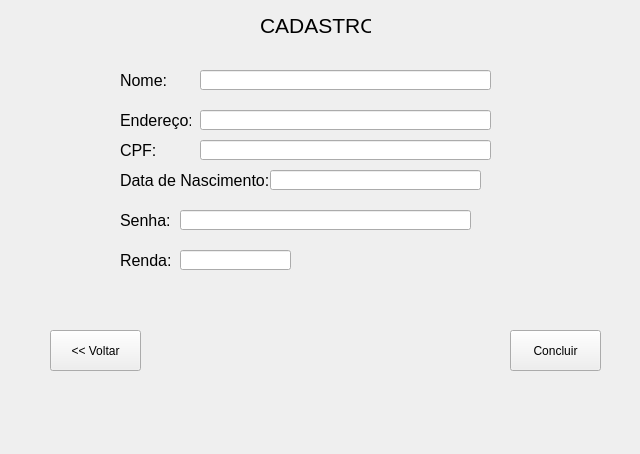
Before: the Qt Designer form Telas_Ui/Cadastro.ui in Silveryto/Banco-POOII, drawn with Qt 5.
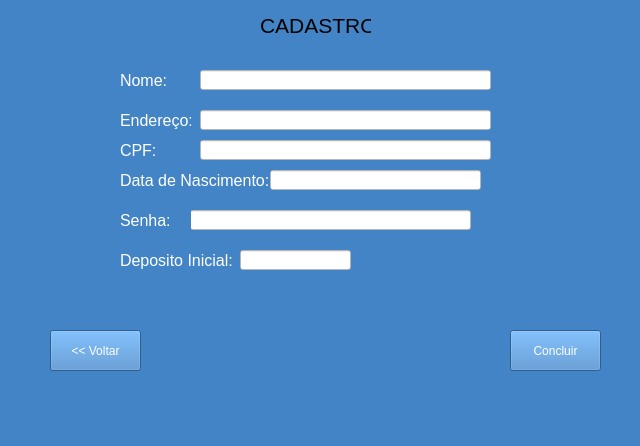
After: the same form once the commit is applied. Icons and pictures are not drawn.

The edit to the form file:
```diff
--- a/Telas_Ui/Cadastro.ui
+++ b/Telas_Ui/Cadastro.ui
@@ -7,12 +7,16 @@
     <x>0</x>
     <y>0</y>
     <width>640</width>
-    <height>454</height>
+    <height>446</height>
    </rect>
   </property>
   <property name="windowTitle">
    <string>Form</string>
   </property>
+  <property name="styleSheet">
+   <string notr="true">background-color: rgb(66, 132, 198)
+</string>
+  </property>
   <widget class="QLineEdit" name="lineEdit_2">
    <property name="geometry">
     <rect>
@@ -22,6 +26,9 @@
      <height>20</height>
     </rect>
    </property>
+   <property name="styleSheet">
+    <string notr="true">background-color: rgb(255, 255, 255)</string>
+   </property>
   </widget>
   <widget class="QLabel" name="label_2">
    <property name="geometry">
@@ -37,6 +44,9 @@
      <pointsize>12</pointsize>
     </font>
    </property>
+   <property name="styleSheet">
+    <string notr="true">color: rgb(255, 255, 255)</string>
+   </property>
    <property name="text">
     <string>Nome:</string>
    </property>
@@ -50,6 +60,9 @@
      <height>20</height>
     </rect>
    </property>
+   <property name="styleSheet">
+    <string notr="true">background-color: rgb(255, 255, 255)</string>
+   </property>
   </widget>
   <widget class="QLineEdit" name="lineEdit">
    <property name="geometry">
@@ -60,6 +73,9 @@
      <height>20</height>
     </rect>
    </property>
+   <property name="styleSheet">
+    <string notr="true">background-color: rgb(255, 255, 255)</string>
+   </property>
   </widget>
   <widget class="QPushButton" name="pushButton_2">
    <property name="geometry">
@@ -70,6 +86,9 @@
      <height>41</height>
     </rect>
    </property>
+   <property name="styleSheet">
+    <string notr="true">color: rgb(255, 255, 255)</string>
+   </property>
    <property name="text">
     <string>Concluir</string>
    </property>
@@ -106,6 +125,9 @@
      <pointsize>12</pointsize>
     </font>
    </property>
+   <property name="styleSheet">
+    <string notr="true">color: rgb(255, 255, 255)</string>
+   </property>
    <property name="text">
     <string>Endereço:</string>
    </property>
@@ -113,12 +135,15 @@
   <widget class="QLineEdit" name="lineEdit_5">
    <property name="geometry">
     <rect>
-     <x>180</x>
+     <x>190</x>
      <y>210</y>
-     <width>291</width>
+     <width>281</width>
      <height>20</height>
     </rect>
    </property>
+   <property name="styleSheet">
+    <string notr="true">background-color: rgb(255, 255, 255)</string>
+   </property>
    <property name="text">
     <string/>
    </property>
@@ -137,6 +162,9 @@
      <pointsize>12</pointsize>
     </font>
    </property>
+   <property name="styleSheet">
+    <string notr="true">color: rgb(255, 255, 255)</string>
+   </property>
    <property name="text">
     <string>Data de Nascimento:</string>
    </property>
@@ -155,6 +183,9 @@
      <pointsize>12</pointsize>
     </font>
    </property>
+   <property name="styleSheet">
+    <string notr="true">color: rgb(255, 255, 255)</string>
+   </property>
    <property name="text">
     <string>CPF:</string>
    </property>
@@ -168,6 +199,9 @@
      <height>20</height>
     </rect>
    </property>
+   <property name="styleSheet">
+    <string notr="true">background-color: rgb(255, 255, 255)</string>
+   </property>
    <property name="text">
     <string/>
    </property>
@@ -186,6 +220,9 @@
      <pointsize>12</pointsize>
     </font>
    </property>
+   <property name="styleSheet">
+    <string notr="true">color: rgb(255, 255, 255)</string>
+   </property>
    <property name="text">
     <string>Senha:</string>
    </property>
@@ -199,6 +236,9 @@
      <height>41</height>
     </rect>
    </property>
+   <property name="styleSheet">
+    <string notr="true">color: rgb(255, 255, 255)</string>
+   </property>
    <property name="text">
     <string>&lt;&lt; Voltar</string>
    </property>
@@ -208,7 +248,7 @@
     <rect>
      <x>120</x>
      <y>250</y>
-     <width>71</width>
+     <width>141</width>
      <height>21</height>
     </rect>
    </property>
@@ -217,23 +257,48 @@
      <pointsize>12</pointsize>
     </font>
    </property>
+   <property name="styleSheet">
+    <string notr="true">color: rgb(255, 255, 255)</string>
+   </property>
    <property name="text">
-    <string>Renda:</string>
+    <string>Deposito Inicial:</string>
    </property>
   </widget>
   <widget class="QLineEdit" name="lineEdit_6">
    <property name="geometry">
     <rect>
-     <x>180</x>
+     <x>240</x>
      <y>250</y>
      <width>111</width>
      <height>20</height>
     </rect>
    </property>
+   <property name="styleSheet">
+    <string notr="true">background-color: rgb(255, 255, 255)</string>
+   </property>
    <property name="text">
     <string/>
    </property>
   </widget>
+  <widget class="QLabel" name="label_8">
+   <property name="geometry">
+    <rect>
+     <x>360</x>
+     <y>250</y>
+     <width>61</width>
+     <height>31</height>
+    </rect>
+   </property>
+   <property name="text">
+    <string/>
+   </property>
+   <property name="pixmap">
+    <pixmap>prints/cash-coin.svg</pixmap>
+   </property>
+   <property name="scaledContents">
+    <bool>false</bool>
+   </property>
+  </widget>
  </widget>
  <resources/>
  <connections/>
```
